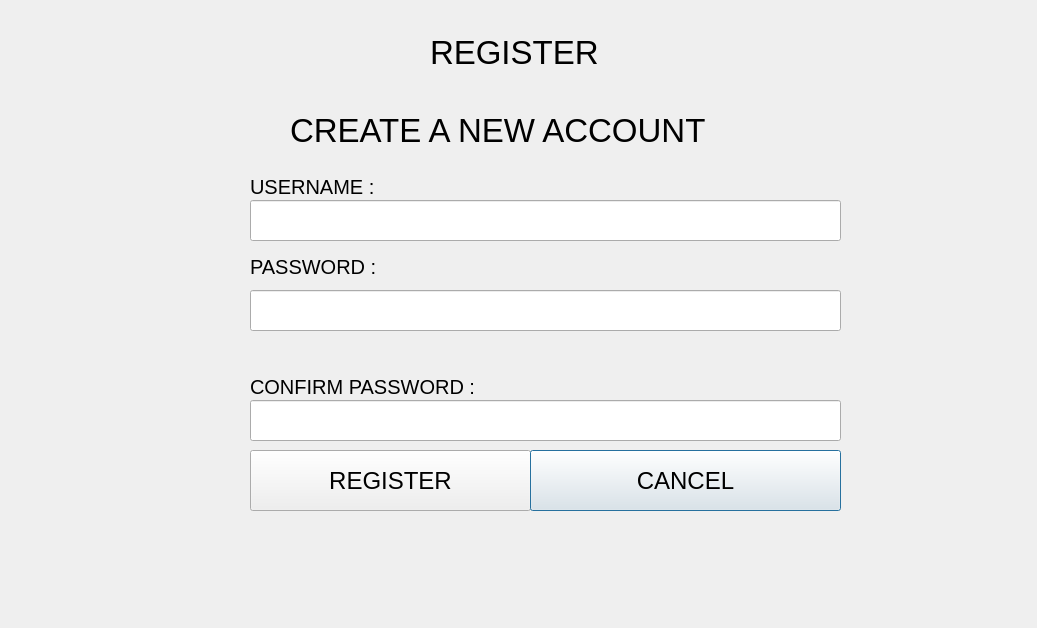
The window that registerwindow.ui (som3a-dot/Tic-Tac-Toe-Project) describes before a commit, drawn with Qt 5.
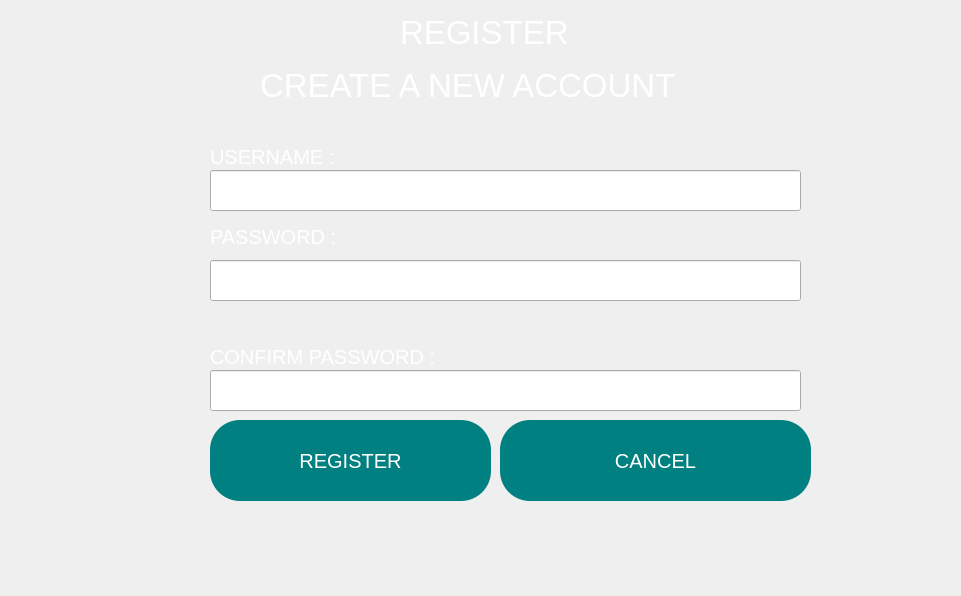
The same window after the commit. Icons and pictures are not drawn.

```diff
--- a/registerwindow.ui
+++ b/registerwindow.ui
@@ -1,28 +1,52 @@
 <?xml version="1.0" encoding="UTF-8"?>
 <ui version="4.0">
- <class>registerwindow</class>
- <widget class="QDialog" name="registerwindow">
+ <class>RegisterWindow</class>
+ <widget class="QDialog" name="RegisterWindow">
   <property name="geometry">
    <rect>
     <x>0</x>
     <y>0</y>
-    <width>1037</width>
-    <height>628</height>
+    <width>961</width>
+    <height>596</height>
    </rect>
   </property>
   <property name="windowTitle">
-   <string>REGISTERWINDOW</string>
+   <string>Dialog</string>
   </property>
   <property name="styleSheet">
    <string notr="true">QDialog {
-background-image:url(:/image/5599352.jpg);
+background-image: url(:/image/4599316.jpg);
 }</string>
   </property>
+  <widget class="QLabel" name="label_4">
+   <property name="geometry">
+    <rect>
+     <x>210</x>
+     <y>340</y>
+     <width>257</width>
+     <height>33</height>
+    </rect>
+   </property>
+   <property name="font">
+    <font>
+     <pointsize>15</pointsize>
+    </font>
+   </property>
+   <property name="styleSheet">
+    <string notr="true">QLabel
+{ 
+   color: white;
+}</string>
+   </property>
+   <property name="text">
+    <string>CONFIRM PASSWORD :</string>
+   </property>
+  </widget>
   <widget class="QLabel" name="label">
    <property name="geometry">
     <rect>
-     <x>430</x>
-     <y>30</y>
+     <x>400</x>
+     <y>10</y>
      <width>181</width>
      <height>44</height>
     </rect>
@@ -32,17 +56,47 @@
      <pointsize>25</pointsize>
     </font>
    </property>
+   <property name="styleSheet">
+    <string notr="true">QLabel {
+
+color:white
+}</string>
+   </property>
    <property name="text">
     <string>REGISTER</string>
    </property>
   </widget>
+  <widget class="QLineEdit" name="lineEdit_2">
+   <property name="geometry">
+    <rect>
+     <x>210</x>
+     <y>260</y>
+     <width>591</width>
+     <height>41</height>
+    </rect>
+   </property>
+   <property name="font">
+    <font>
+     <pointsize>15</pointsize>
+    </font>
+   </property>
+   <property name="styleSheet">
+    <string notr="true">QLineEdit {
+background-image: url(:/image/4599316.jpg);
+color:white
+}</string>
+   </property>
+   <property name="echoMode">
+    <enum>QLineEdit::EchoMode::Password</enum>
+   </property>
+  </widget>
   <widget class="QLabel" name="label_2">
    <property name="geometry">
     <rect>
-     <x>290</x>
-     <y>100</y>
+     <x>260</x>
+     <y>60</y>
      <width>491</width>
-     <height>61</height>
+     <height>51</height>
     </rect>
    </property>
    <property name="font">
@@ -50,15 +104,64 @@
      <pointsize>25</pointsize>
     </font>
    </property>
+   <property name="styleSheet">
+    <string notr="true">QLabel{
+color:white
+}</string>
+   </property>
    <property name="text">
     <string>CREATE A NEW ACCOUNT</string>
    </property>
   </widget>
+  <widget class="QLabel" name="passwordStrengthLabel">
+   <property name="geometry">
+    <rect>
+     <x>210</x>
+     <y>310</y>
+     <width>401</width>
+     <height>20</height>
+    </rect>
+   </property>
+   <property name="text">
+    <string/>
+   </property>
+  </widget>
+  <widget class="QPushButton" name="registerButton">
+   <property name="geometry">
+    <rect>
+     <x>210</x>
+     <y>420</y>
+     <width>281</width>
+     <height>81</height>
+    </rect>
+   </property>
+   <property name="font">
+    <font>
+     <pointsize>-1</pointsize>
+    </font>
+   </property>
+   <property name="cursor">
+    <cursorShape>PointingHandCursor</cursorShape>
+   </property>
+   <property name="styleSheet">
+    <string notr="true">QPushButton 
+{ 
+background-color: teal;
+      color: white;
+        font-size: 20px;
+        border-radius: 30px;
+        padding: 10px 20px
+}</string>
+   </property>
+   <property name="text">
+    <string>REGISTER</string>
+   </property>
+  </widget>
   <widget class="QLabel" name="label_5">
    <property name="geometry">
     <rect>
-     <x>250</x>
-     <y>170</y>
+     <x>210</x>
+     <y>140</y>
      <width>140</width>
      <height>33</height>
     </rect>
@@ -68,30 +171,52 @@
      <pointsize>15</pointsize>
     </font>
    </property>
+   <property name="styleSheet">
+    <string notr="true">QLabel
+{ 
+   color: white;
+}</string>
+   </property>
    <property name="text">
     <string>USERNAME :</string>
    </property>
   </widget>
-  <widget class="QLineEdit" name="lineEdit">
+  <widget class="QPushButton" name="cancelButton_2">
    <property name="geometry">
     <rect>
-     <x>250</x>
-     <y>200</y>
-     <width>591</width>
-     <height>41</height>
+     <x>500</x>
+     <y>420</y>
+     <width>311</width>
+     <height>81</height>
     </rect>
    </property>
    <property name="font">
     <font>
-     <pointsize>12</pointsize>
+     <pointsize>-1</pointsize>
     </font>
    </property>
+   <property name="cursor">
+    <cursorShape>PointingHandCursor</cursorShape>
+   </property>
+   <property name="styleSheet">
+    <string notr="true">QPushButton 
+{ 
+background-color: teal;
+      color: white;
+        font-size: 20px;
+        border-radius: 30px;
+        padding: 10px 20px
+}</string>
+   </property>
+   <property name="text">
+    <string>CANCEL</string>
+   </property>
   </widget>
   <widget class="QLabel" name="label_3">
    <property name="geometry">
     <rect>
-     <x>250</x>
-     <y>250</y>
+     <x>210</x>
+     <y>220</y>
      <width>141</width>
      <height>33</height>
     </rect>
@@ -101,124 +226,61 @@
      <pointsize>15</pointsize>
     </font>
    </property>
+   <property name="styleSheet">
+    <string notr="true">QLabel
+{ 
+   color: white;
+}</string>
+   </property>
    <property name="text">
     <string>PASSWORD :</string>
    </property>
   </widget>
-  <widget class="QLineEdit" name="lineEdit_2">
-   <property name="geometry">
-    <rect>
-     <x>250</x>
-     <y>290</y>
-     <width>591</width>
-     <height>41</height>
-    </rect>
-   </property>
-   <property name="font">
-    <font>
-     <pointsize>12</pointsize>
-    </font>
-   </property>
-   <property name="echoMode">
-    <enum>QLineEdit::EchoMode::Password</enum>
-   </property>
-  </widget>
-  <widget class="QLabel" name="label_4">
-   <property name="geometry">
-    <rect>
-     <x>250</x>
-     <y>370</y>
-     <width>257</width>
-     <height>33</height>
-    </rect>
-   </property>
-   <property name="font">
-    <font>
-     <pointsize>15</pointsize>
-    </font>
-   </property>
-   <property name="text">
-    <string>CONFIRM PASSWORD :</string>
-   </property>
-  </widget>
   <widget class="QLineEdit" name="lineEdit_3">
    <property name="geometry">
     <rect>
-     <x>250</x>
-     <y>400</y>
+     <x>210</x>
+     <y>370</y>
      <width>591</width>
      <height>41</height>
     </rect>
    </property>
    <property name="font">
     <font>
-     <pointsize>12</pointsize>
+     <pointsize>15</pointsize>
     </font>
    </property>
+   <property name="styleSheet">
+    <string notr="true">QLineEdit {
+background-image: url(:/image/4599316.jpg);
+color:white
+}</string>
+   </property>
    <property name="echoMode">
     <enum>QLineEdit::EchoMode::Password</enum>
    </property>
   </widget>
-  <widget class="QPushButton" name="cancelButton_2">
+  <widget class="QLineEdit" name="lineEdit">
    <property name="geometry">
     <rect>
-     <x>530</x>
-     <y>450</y>
-     <width>311</width>
-     <height>61</height>
+     <x>210</x>
+     <y>170</y>
+     <width>591</width>
+     <height>41</height>
     </rect>
    </property>
    <property name="font">
     <font>
-     <pointsize>18</pointsize>
+     <pointsize>15</pointsize>
     </font>
    </property>
-   <property name="text">
-    <string>CANCEL</string>
+   <property name="styleSheet">
+    <string notr="true">QLineEdit {
+background-image: url(:/image/4599316.jpg);
+color:white
+}</string>
    </property>
   </widget>
-  <widget class="QPushButton" name="registerButton">
-   <property name="geometry">
-    <rect>
-     <x>250</x>
-     <y>450</y>
-     <width>281</width>
-     <height>61</height>
-    </rect>
-   </property>
-   <property name="font">
-    <font>
-     <pointsize>18</pointsize>
-    </font>
-   </property>
-   <property name="text">
-    <string>REGISTER</string>
-   </property>
-  </widget>
-  <widget class="QLabel" name="passwordStrengthLabel">
-   <property name="geometry">
-    <rect>
-     <x>250</x>
-     <y>340</y>
-     <width>401</width>
-     <height>20</height>
-    </rect>
-   </property>
-   <property name="text">
-    <string/>
-   </property>
-  </widget>
-  <zorder>label_2</zorder>
-  <zorder>label_3</zorder>
-  <zorder>lineEdit</zorder>
-  <zorder>label_5</zorder>
-  <zorder>lineEdit_2</zorder>
-  <zorder>label_4</zorder>
-  <zorder>lineEdit_3</zorder>
-  <zorder>registerButton</zorder>
-  <zorder>cancelButton_2</zorder>
-  <zorder>label</zorder>
-  <zorder>passwordStrengthLabel</zorder>
  </widget>
  <resources/>
  <connections/>
```
